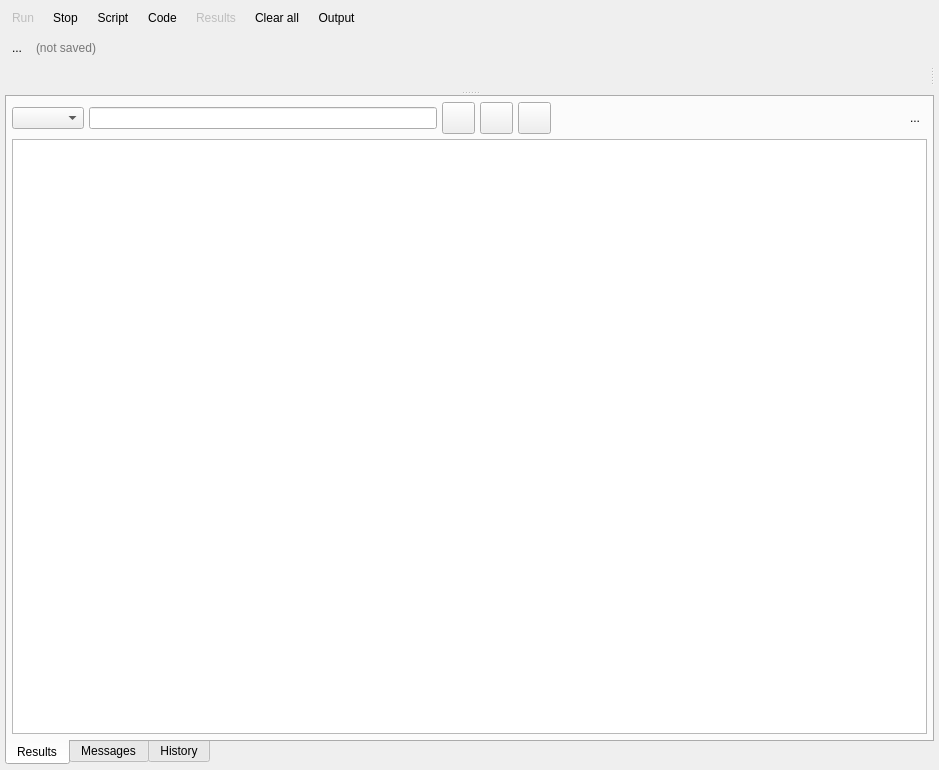
maniac787/pgmodeler, file libs/libgui/ui/tools/sqlexecutionwidget.ui: the form before one commit.
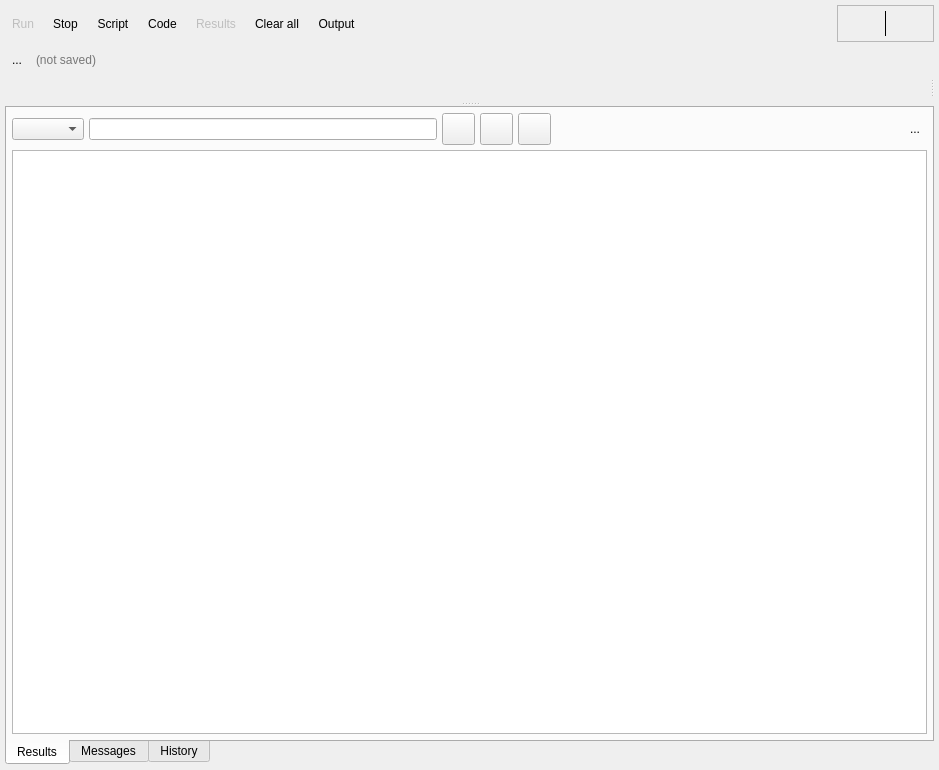
The form after the commit. Icons and pictures are not drawn.

Commit message: Improved the connection/db info widgets in DataHandlingForm and SQLExecutionWidget

Patch:
```diff
--- a/libs/libgui/ui/tools/sqlexecutionwidget.ui
+++ b/libs/libgui/ui/tools/sqlexecutionwidget.ui
@@ -384,13 +384,118 @@
       </spacer>
      </item>
      <item>
-      <layout class="QHBoxLayout" name="horizontalLayout_2">
+      <widget class="QFrame" name="db_info_frm">
+       <property name="sizePolicy">
+        <sizepolicy hsizetype="Preferred" vsizetype="Fixed">
+         <horstretch>0</horstretch>
+         <verstretch>0</verstretch>
+        </sizepolicy>
+       </property>
+       <property name="minimumSize">
+        <size>
+         <width>0</width>
+         <height>0</height>
+        </size>
+       </property>
+       <property name="frameShape">
+        <enum>QFrame::Shape::StyledPanel</enum>
+       </property>
+       <property name="frameShadow">
+        <enum>QFrame::Shadow::Plain</enum>
+       </property>
+       <layout class="QHBoxLayout" name="horizontalLayout_7">
        <property name="spacing">
-        <number>0</number>
+         <number>5</number>
        </property>
        <property name="leftMargin">
+         <number>5</number>
+        </property>
+        <property name="topMargin">
+         <number>5</number>
+        </property>
+        <property name="rightMargin">
+         <number>5</number>
+        </property>
+        <property name="bottomMargin">
+         <number>5</number>
+        </property>
+        <item>
+         <widget class="QLabel" name="user_icon_lbl">
+          <property name="minimumSize">
+           <size>
+            <width>25</width>
+            <height>25</height>
+           </size>
+          </property>
+          <property name="maximumSize">
+           <size>
+            <width>25</width>
+            <height>25</height>
+           </size>
+          </property>
+          <property name="text">
+           <string/>
+          </property>
+          <property name="pixmap">
+           <pixmap resource="../../res/resources.qrc">:/icons/icons/role.png</pixmap>
+          </property>
+          <property name="scaledContents">
+           <bool>true</bool>
+          </property>
+          <property name="indent">
+           <number>-1</number>
+          </property>
+         </widget>
+        </item>
+        <item>
+         <widget class="QLabel" name="username_lbl">
+          <property name="sizePolicy">
+           <sizepolicy hsizetype="Preferred" vsizetype="Fixed">
+            <horstretch>0</horstretch>
+            <verstretch>0</verstretch>
+           </sizepolicy>
+          </property>
+          <property name="font">
+           <font>
+            <italic>true</italic>
+           </font>
+          </property>
+          <property name="toolTip">
+           <string>Authenticated username</string>
+          </property>
+          <property name="text">
+           <string/>
+          </property>
+          <property name="indent">
         <number>0</number>
        </property>
+         </widget>
+        </item>
+        <item>
+         <widget class="Line" name="separator_ln">
+          <property name="minimumSize">
+           <size>
+            <width>0</width>
+            <height>0</height>
+           </size>
+          </property>
+          <property name="maximumSize">
+           <size>
+            <width>1</width>
+            <height>16777215</height>
+           </size>
+          </property>
+          <property name="autoFillBackground">
+           <bool>false</bool>
+          </property>
+          <property name="frameShadow">
+           <enum>QFrame::Shadow::Plain</enum>
+          </property>
+          <property name="orientation">
+           <enum>Qt::Orientation::Vertical</enum>
+          </property>
+         </widget>
+        </item>
        <item>
         <widget class="QLabel" name="db_icon_lbl">
          <property name="minimumSize">
@@ -434,11 +539,12 @@
           <string/>
          </property>
          <property name="indent">
-          <number>5</number>
+           <number>0</number>
          </property>
         </widget>
        </item>
       </layout>
+      </widget>
      </item>
     </layout>
    </item>
```
Left out of the diff: 2 changed lines with no effect on the pictures. Lines whose indentation alone changed are shown as unchanged. The commit also changes 6 other files.
